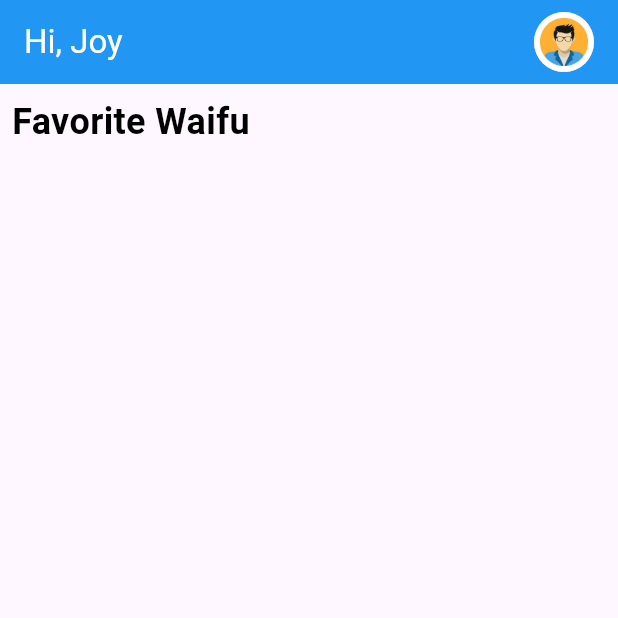
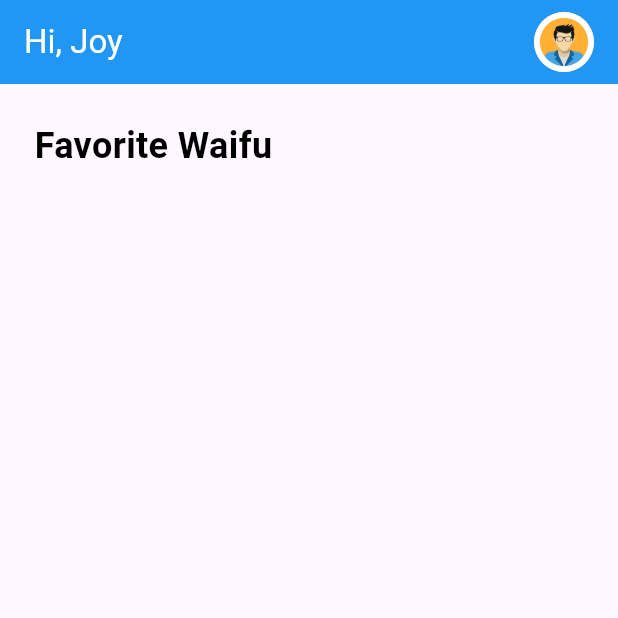
Before and after one commit to JoyAbrian/final_mobile_flutter, a Flutter app: the MainView screen opened directly, on a phone screen of 412 x 824 dp, the top half of it. Run offline on Flutter 3.47's test engine with Material 3 defaults, Android fonts, the phone set to English and light mode, and no system bars.

Commit message:
create title

```diff
--- a/lib/views/main_view.dart
+++ b/lib/views/main_view.dart
@@ -1,7 +1,7 @@
 import 'package:flutter/material.dart';
 
 class MainView extends StatelessWidget {
-  const MainView({super.key});
+  const MainView({Key? key}) : super(key: key);
 
   @override
   Widget build(BuildContext context) {
@@ -15,7 +15,7 @@ class MainView extends StatelessWidget {
         backgroundColor: Colors.blue,
         actions: const [
           Padding(
-            padding: EdgeInsets.only(right: 16.0),
+            padding: EdgeInsets.only(right: 16),
             child: CircleAvatar(
               backgroundImage: AssetImage('images/avatar.png'),
             ),
@@ -25,14 +25,17 @@ class MainView extends StatelessWidget {
       body: Row(
         crossAxisAlignment: CrossAxisAlignment.start,
         children: [
-          Container(
-            padding: const EdgeInsets.all(8.0),
-            child: const Text(
-              'Favorite Waifu',
-              style: TextStyle(
-                fontSize: 24.0,
-                fontWeight: FontWeight.bold,
-                color: Colors.black,
+          Padding(
+            padding: const EdgeInsets.only(top: 16, left: 15), // Adjust top margin as needed
+            child: Container(
+              padding: const EdgeInsets.all(8),
+              child: const Text(
+                'Favorite Waifu',
+                style: TextStyle(
+                  fontSize: 24,
+                  fontWeight: FontWeight.bold,
+                  color: Colors.black,
+                ),
               ),
             ),
           ),
```
